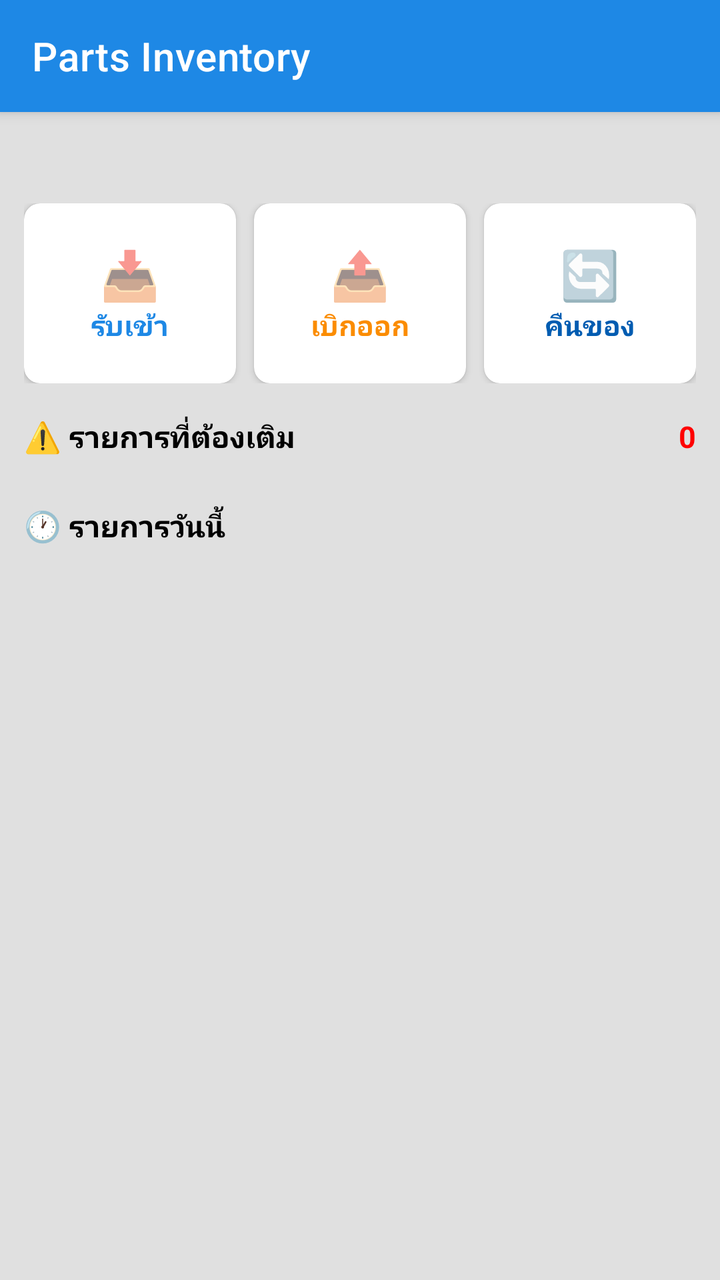
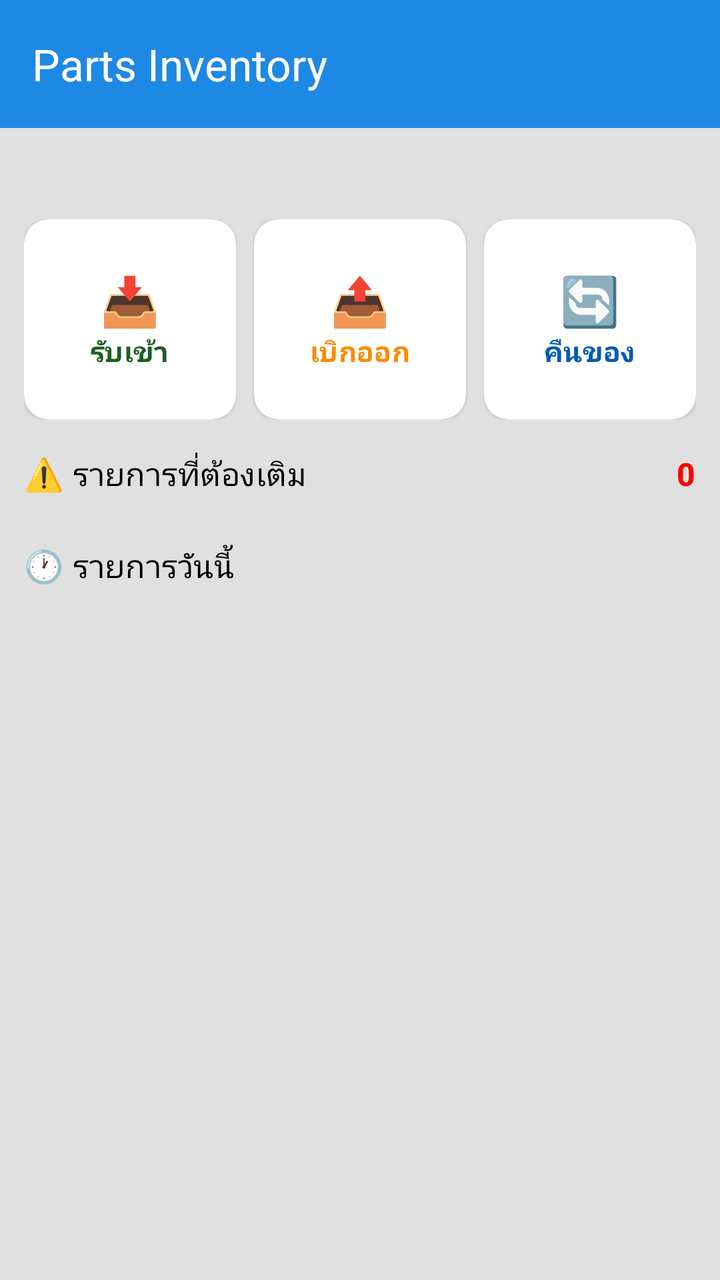

The first picture is an Android layout as it rendered before a commit; the second is the same layout after the commit. The layout source and the unified diff follow.
<!-- AndroidManifest.xml: activity theme Theme.MT01.NoActionBar -->
<!-- res/layout/activity_main.xml -->
<?xml version="1.0" encoding="utf-8"?>
<androidx.coordinatorlayout.widget.CoordinatorLayout
    xmlns:android="http://schemas.android.com/apk/res/android"
    xmlns:app="http://schemas.android.com/apk/res-auto"
    android:layout_width="match_parent"
    android:layout_height="match_parent"
    android:background="@color/neutral_background">

    
    <com.google.android.material.appbar.AppBarLayout
        android:layout_width="match_parent"
        android:layout_height="wrap_content">

        <androidx.appcompat.widget.Toolbar
            android:id="@+id/toolbar"
            android:layout_width="match_parent"
            android:layout_height="?attr/actionBarSize"
            android:background="@color/blue_primary"
            app:titleTextColor="@color/white"
            app:title="@string/app_name" />

    </com.google.android.material.appbar.AppBarLayout>

    
    <androidx.core.widget.NestedScrollView
        android:layout_width="match_parent"
        android:layout_height="match_parent"
        app:layout_behavior="@string/appbar_scrolling_view_behavior"
        android:padding="12dp"
        android:clipToPadding="false">

        <LinearLayout
            android:layout_width="match_parent"
            android:layout_height="wrap_content"
            android:orientation="vertical">

            
            <TextView
                android:id="@+id/tv_welcome"
                android:layout_width="match_parent"
                android:layout_height="wrap_content"
                android:layout_marginBottom="12dp"
                android:textSize="16sp"
                android:textColor="@color/black" />

            
            <LinearLayout
                android:layout_width="match_parent"
                android:layout_height="wrap_content"
                android:orientation="horizontal"
                android:layout_marginBottom="16dp">

                
                <com.google.android.material.card.MaterialCardView
                    android:id="@+id/card_receive"
                    android:layout_width="0dp"
                    android:layout_height="90dp"
                    android:layout_weight="1"
                    android:layout_marginEnd="6dp"
                    app:cardCornerRadius="8dp"
                    app:cardElevation="2dp"
                    app:cardBackgroundColor="@color/white">

                    <LinearLayout
                        android:layout_width="match_parent"
                        android:layout_height="match_parent"
                        android:orientation="vertical"
                        android:gravity="center">

                        <TextView
                            android:layout_width="wrap_content"
                            android:layout_height="wrap_content"
                            android:text="📥"
                            android:textSize="24sp" />

                        <TextView
                            android:layout_width="wrap_content"
                            android:layout_height="wrap_content"
                            android:text="รับเข้า"
                            android:textSize="14sp"
                            android:textColor="@color/blue_primary"
                            android:textStyle="bold" />

                    </LinearLayout>
                </com.google.android.material.card.MaterialCardView>

                
                <com.google.android.material.card.MaterialCardView
                    android:id="@+id/card_issue"
                    android:layout_width="0dp"
                    android:layout_height="90dp"
                    android:layout_weight="1"
                    android:layout_marginStart="3dp"
                    android:layout_marginEnd="3dp"
                    app:cardCornerRadius="8dp"
                    app:cardElevation="2dp"
                    app:cardBackgroundColor="@color/white">

                    <LinearLayout
                        android:layout_width="match_parent"
                        android:layout_height="match_parent"
                        android:orientation="vertical"
                        android:gravity="center">

                        <TextView
                            android:layout_width="wrap_content"
                            android:layout_height="wrap_content"
                            android:text="📤"
                            android:textSize="24sp" />

                        <TextView
                            android:layout_width="wrap_content"
                            android:layout_height="wrap_content"
                            android:text="เบิกออก"
                            android:textSize="14sp"
                            android:textColor="@color/orange_600"
                            android:textStyle="bold" />

                    </LinearLayout>
                </com.google.android.material.card.MaterialCardView>

                
                <com.google.android.material.card.MaterialCardView
                    android:id="@+id/card_return"
                    android:layout_width="0dp"
                    android:layout_height="90dp"
                    android:layout_weight="1"
                    android:layout_marginStart="6dp"
                    app:cardCornerRadius="8dp"
                    app:cardElevation="2dp"
                    app:cardBackgroundColor="@color/white">

                    <LinearLayout
                        android:layout_width="match_parent"
                        android:layout_height="match_parent"
                        android:orientation="vertical"
                        android:gravity="center">

                        <TextView
                            android:layout_width="wrap_content"
                            android:layout_height="wrap_content"
                            android:text="🔄"
                            android:textSize="24sp" />

                        <TextView
                            android:layout_width="wrap_content"
                            android:layout_height="wrap_content"
                            android:text="คืนของ"
                            android:textSize="14sp"
                            android:textColor="@color/blue_dark"
                            android:textStyle="bold" />

                    </LinearLayout>
                </com.google.android.material.card.MaterialCardView>

            </LinearLayout>

            
            <LinearLayout
                android:layout_width="match_parent"
                android:layout_height="wrap_content"
                android:orientation="horizontal"
                android:layout_marginBottom="8dp">

                <TextView
                    android:layout_width="0dp"
                    android:layout_height="wrap_content"
                    android:layout_weight="1"
                    android:text="⚠️ รายการที่ต้องเติม"
                    android:textSize="15sp"
                    android:textStyle="bold"
                    android:textColor="@color/black" />

                <TextView
                    android:id="@+id/tv_low_stock_count"
                    android:layout_width="wrap_content"
                    android:layout_height="wrap_content"
                    android:text="0"
                    android:textSize="15sp"
                    android:textColor="@color/red_disabled"
                    android:textStyle="bold" />

            </LinearLayout>

            <TextView
                android:id="@+id/tv_empty_low_stock"
                android:layout_width="match_parent"
                android:layout_height="wrap_content"
                android:text="ไม่มีรายการที่ต้องเติม ✅"
                android:textColor="@color/grey_text"
                android:textSize="14sp"
                android:layout_marginBottom="16dp"
                android:visibility="gone" />

            <androidx.recyclerview.widget.RecyclerView
                android:id="@+id/rv_low_stock"
                android:layout_width="match_parent"
                android:layout_height="wrap_content"
                android:nestedScrollingEnabled="false"
                android:layout_marginBottom="16dp" />

            
            <TextView
                android:layout_width="match_parent"
                android:layout_height="wrap_content"
                android:text="🕐 รายการวันนี้"
                android:textSize="15sp"
                android:textStyle="bold"
                android:textColor="@color/black"
                android:layout_marginBottom="8dp" />

            <TextView
                android:id="@+id/tv_empty_recent_txn"
                android:layout_width="match_parent"
                android:layout_height="wrap_content"
                android:text="ยังไม่มีรายการวันนี้"
                android:textColor="@color/grey_text"
                android:textSize="14sp"
                android:visibility="gone" />

            <androidx.recyclerview.widget.RecyclerView
                android:id="@+id/rv_recent_txn"
                android:layout_width="match_parent"
                android:layout_height="wrap_content"
                android:nestedScrollingEnabled="false" />

        </LinearLayout>
    </androidx.core.widget.NestedScrollView>

</androidx.coordinatorlayout.widget.CoordinatorLayout>
<!-- resources referenced by this layout -->
<resources>
  <color name="black">#FF000000</color>
  <color name="blue_dark">#005CB1</color>
  <color name="blue_primary">#1E88E5</color>
  <color name="grey_text">#888888</color>
  <color name="neutral_background">#E0E0E0</color>
  <color name="orange_600">#FB8C00</color>
  <color name="red_disabled">#FF0000</color>
  <color name="white">#FFFFFFFF</color>
  <string name="app_name">Parts Inventory</string>
  <style name="Theme.MT01.NoActionBar">
          <item name="windowActionBar">false</item>
          <item name="windowNoTitle">true</item>
      </style>
</resources>

<!-- the commit's change to res/layout/activity_main.xml (unified diff, before → after) -->
@@ -4,7 +4,7 @@
     xmlns:app="http://schemas.android.com/apk/res-auto"
     android:layout_width="match_parent"
     android:layout_height="match_parent"
-    android:background="@color/neutral_background">
+    android:background="?attr/colorPageBackground">
 
     
     <com.google.android.material.appbar.AppBarLayout
@@ -15,8 +15,8 @@
             android:id="@+id/toolbar"
             android:layout_width="match_parent"
             android:layout_height="?attr/actionBarSize"
-            android:background="@color/blue_primary"
-            app:titleTextColor="@color/white"
+            android:background="?attr/colorPrimary"
+            app:titleTextColor="?attr/colorOnPrimary"
             app:title="@string/app_name" />
 
     </com.google.android.material.appbar.AppBarLayout>
@@ -40,8 +40,8 @@
                 android:layout_width="match_parent"
                 android:layout_height="wrap_content"
                 android:layout_marginBottom="12dp"
-                android:textSize="16sp"
-                android:textColor="@color/black" />
+                android:textAppearance="?attr/textAppearanceBodyLarge"
+                android:textColor="?attr/colorTextPrimary" />
 
             
             <LinearLayout
@@ -53,13 +53,12 @@
                 
                 <com.google.android.material.card.MaterialCardView
                     android:id="@+id/card_receive"
-                    android:layout_width="0dp"
-                    android:layout_height="90dp"
+                    style="?attr/materialCardViewElevatedStyle"
+                    android:layout_width="0dp"
+                    android:layout_height="100dp"
                     android:layout_weight="1"
                     android:layout_marginEnd="6dp"
-                    app:cardCornerRadius="8dp"
-                    app:cardElevation="2dp"
-                    app:cardBackgroundColor="@color/white">
+                    app:cardBackgroundColor="?attr/colorCardBackground">
 
                     <LinearLayout
                         android:layout_width="match_parent"
@@ -77,8 +76,8 @@
                             android:layout_width="wrap_content"
                             android:layout_height="wrap_content"
                             android:text="รับเข้า"
-                            android:textSize="14sp"
-                            android:textColor="@color/blue_primary"
+                            android:textAppearance="?attr/textAppearanceLabelLarge"
+                            android:textColor="?attr/colorTxnIn"
                             android:textStyle="bold" />
 
                     </LinearLayout>
@@ -87,14 +86,13 @@
                 
                 <com.google.android.material.card.MaterialCardView
                     android:id="@+id/card_issue"
-                    android:layout_width="0dp"
-                    android:layout_height="90dp"
+                    style="?attr/materialCardViewElevatedStyle"
+                    android:layout_width="0dp"
+                    android:layout_height="100dp"
                     android:layout_weight="1"
                     android:layout_marginStart="3dp"
                     android:layout_marginEnd="3dp"
-                    app:cardCornerRadius="8dp"
-                    app:cardElevation="2dp"
-                    app:cardBackgroundColor="@color/white">
+                    app:cardBackgroundColor="?attr/colorCardBackground">
 
                     <LinearLayout
                         android:layout_width="match_parent"
@@ -112,8 +110,8 @@
                             android:layout_width="wrap_content"
                             android:layout_height="wrap_content"
                             android:text="เบิกออก"
-                            android:textSize="14sp"
-                            android:textColor="@color/orange_600"
+                            android:textAppearance="?attr/textAppearanceLabelLarge"
+                            android:textColor="?attr/colorTxnOut"
                             android:textStyle="bold" />
 
                     </LinearLayout>
@@ -122,13 +120,12 @@
                 
                 <com.google.android.material.card.MaterialCardView
                     android:id="@+id/card_return"
-                    android:layout_width="0dp"
-                    android:layout_height="90dp"
+                    style="?attr/materialCardViewElevatedStyle"
+                    android:layout_width="0dp"
+                    android:layout_height="100dp"
                     android:layout_weight="1"
                     android:layout_marginStart="6dp"
-                    app:cardCornerRadius="8dp"
-                    app:cardElevation="2dp"
-                    app:cardBackgroundColor="@color/white">
+                    app:cardBackgroundColor="?attr/colorCardBackground">
 
                     <LinearLayout
                         android:layout_width="match_parent"
@@ -146,8 +143,8 @@
                             android:layout_width="wrap_content"
                             android:layout_height="wrap_content"
                             android:text="คืนของ"
-                            android:textSize="14sp"
-                            android:textColor="@color/blue_dark"
+                            android:textAppearance="?attr/textAppearanceLabelLarge"
+                            android:textColor="?attr/colorTxnReturn"
                             android:textStyle="bold" />
 
                     </LinearLayout>
@@ -167,17 +164,16 @@
                     android:layout_height="wrap_content"
                     android:layout_weight="1"
                     android:text="⚠️ รายการที่ต้องเติม"
-                    android:textSize="15sp"
-                    android:textStyle="bold"
-                    android:textColor="@color/black" />
+                    android:textAppearance="?attr/textAppearanceTitleMedium"
+                    android:textColor="?attr/colorTextPrimary" />
 
                 <TextView
                     android:id="@+id/tv_low_stock_count"
                     android:layout_width="wrap_content"
                     android:layout_height="wrap_content"
                     android:text="0"
-                    android:textSize="15sp"
-                    android:textColor="@color/red_disabled"
+                    android:textAppearance="?attr/textAppearanceTitleMedium"
+                    android:textColor="?attr/colorStatusOut"
                     android:textStyle="bold" />
 
             </LinearLayout>
@@ -187,8 +183,8 @@
                 android:layout_width="match_parent"
                 android:layout_height="wrap_content"
                 android:text="ไม่มีรายการที่ต้องเติม ✅"
-                android:textColor="@color/grey_text"
-                android:textSize="14sp"
+                android:textColor="?attr/colorTextSecondary"
+                android:textAppearance="?attr/textAppearanceBodyMedium"
                 android:layout_marginBottom="16dp"
                 android:visibility="gone" />
 
@@ -204,9 +200,8 @@
                 android:layout_width="match_parent"
                 android:layout_height="wrap_content"
                 android:text="🕐 รายการวันนี้"
-                android:textSize="15sp"
-                android:textStyle="bold"
-                android:textColor="@color/black"
+                android:textAppearance="?attr/textAppearanceTitleMedium"
+                android:textColor="?attr/colorTextPrimary"
                 android:layout_marginBottom="8dp" />
 
             <TextView
@@ -214,8 +209,8 @@
                 android:layout_width="match_parent"
                 android:layout_height="wrap_content"
                 android:text="ยังไม่มีรายการวันนี้"
-                android:textColor="@color/grey_text"
-                android:textSize="14sp"
+                android:textColor="?attr/colorTextSecondary"
+                android:textAppearance="?attr/textAppearanceBodyMedium"
                 android:visibility="gone" />
 
             <androidx.recyclerview.widget.RecyclerView
<!-- resource entries referenced after the edit -->
@@ -1,13 +1,5 @@
 <!-- resources referenced by this layout -->
 <resources>
-  <color name="black">#FF000000</color>
-  <color name="blue_dark">#005CB1</color>
-  <color name="blue_primary">#1E88E5</color>
-  <color name="grey_text">#888888</color>
-  <color name="neutral_background">#E0E0E0</color>
-  <color name="orange_600">#FB8C00</color>
-  <color name="red_disabled">#FF0000</color>
-  <color name="white">#FFFFFFFF</color>
   <string name="app_name">Parts Inventory</string>
   <style name="Theme.MT01.NoActionBar">
           <item name="windowActionBar">false</item>
